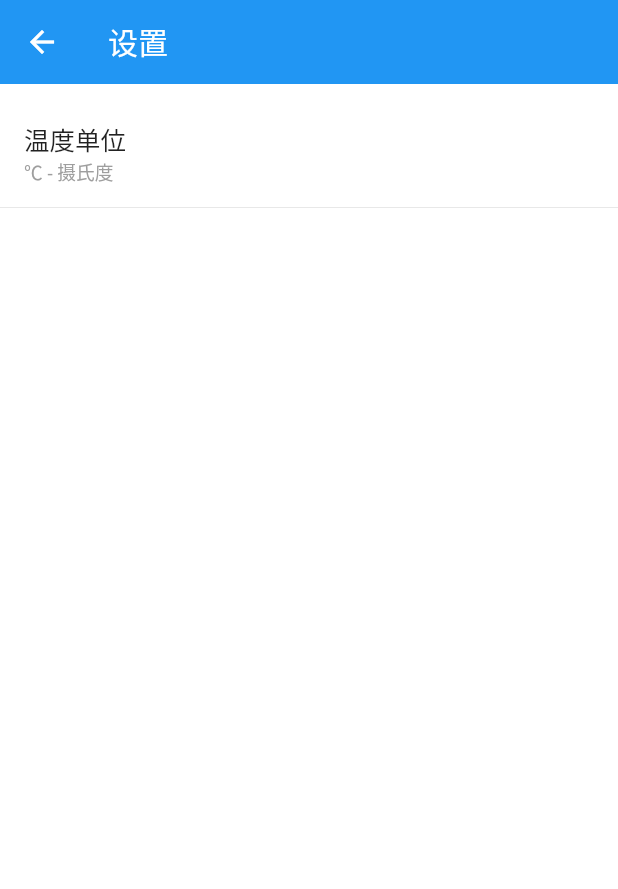
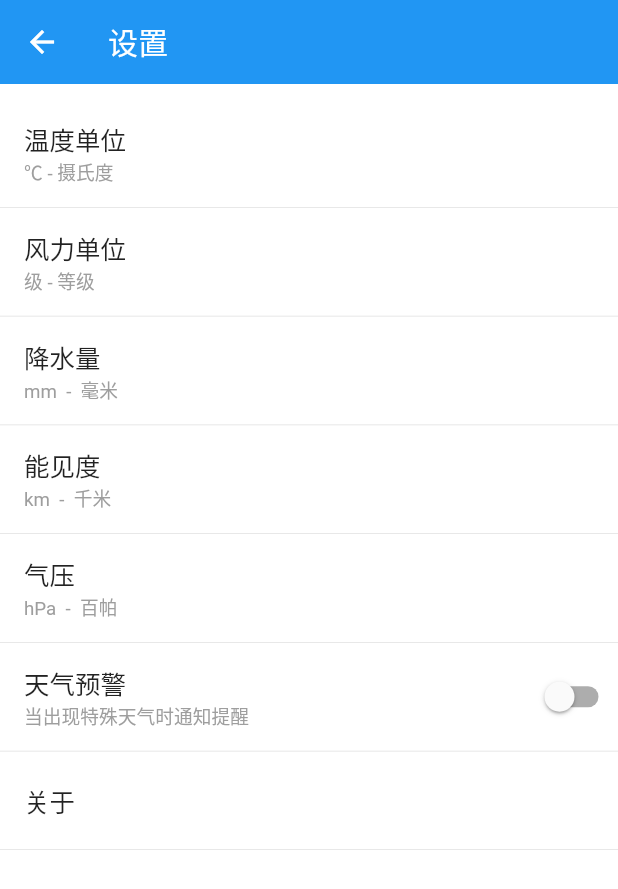
Before and after one commit to GaozyDev/CoolWeather2022, a Flutter app: the SettingPage screen opened by its route, on a phone screen of 412 x 824 dp. Shown: the top 889 px of the screen. Run offline on Flutter 3.47's test engine with Material 2 defaults, Android fonts, the phone set to English and light mode, and no system bars; our stand-ins replace fluttertoast, permission_handler, shared_preferences; missing offline and left inert: amap_flutter_location; accounts and stored records are empty.

Commit message:
完善设置界面

```diff
--- a/lib/page/SettingPage.dart
+++ b/lib/page/SettingPage.dart
@@ -51,6 +51,29 @@ class SettingPageState extends State<SettingPage> {
                 // todo 传方法不太好，最好传个 sp 的 key，以下相同
                 unitModel.setTemperatureUnit),
           ),
+          _unitRowWidget('风力单位', windUnitList.elementAt(unitModel.wind.index),
+              windUnitList, unitModel.setWindUnit),
+          _unitRowWidget(
+              '降水量',
+              rainfallUnitList.elementAt(unitModel.rainfall.index),
+              rainfallUnitList,
+              unitModel.setRainfallUnit),
+          _unitRowWidget(
+            '能见度',
+            visibilityUnitList.elementAt(unitModel.visibility.index),
+            visibilityUnitList,
+            unitModel.setVisibilityUnit,
+          ),
+          _unitRowWidget(
+            '气压',
+            airPressureUnitList.elementAt(unitModel.airPressure.index),
+            airPressureUnitList,
+            unitModel.setAirPressureUnit,
+          ),
+          _warnRowWidget(),
+          _dividerLayout(),
+          _aboutRowWidget(),
+          _dividerLayout()
         ],
       ),
     );
@@ -83,6 +106,65 @@ class SettingPageState extends State<SettingPage> {
       ),
       onTap: () {
         selectUnit(content, unitList, setUnit);
+      },
+    );
+  }
+
+  Widget _warnRowWidget() {
+    return InkWell(
+      child: Row(
+        mainAxisAlignment: MainAxisAlignment.spaceBetween,
+        children: [
+          Padding(
+            padding: const EdgeInsets.symmetric(horizontal: 16, vertical: 14),
+            child: Column(
+              crossAxisAlignment: CrossAxisAlignment.start,
+              children: const [
+                Text(
+                  '天气预警',
+                  style: TextStyle(fontSize: 17),
+                ),
+                Text('当出现特殊天气时通知提醒',
+                    style: TextStyle(fontSize: 12.5, color: Colors.grey))
+              ],
+            ),
+          ),
+          Switch(
+              value: isNotifyOpen,
+              activeColor: Colors.blue,
+              onChanged: (value) {
+                setState(() {
+                  isNotifyOpen = value;
+                  _updateSpData(Constant.spNotifyOpen, isNotifyOpen);
+                });
+              })
+        ],
+      ),
+      onTap: () {
+        setState(() {
+          isNotifyOpen = !isNotifyOpen;
+          _updateSpData(Constant.spNotifyOpen, isNotifyOpen);
+        });
+      },
+    );
+  }
+
+  _updateSpData(String key, bool value) async {
+    SharedPreferences prefs = await SharedPreferences.getInstance();
+    prefs.setBool(key, value);
+  }
+
+  Widget _aboutRowWidget() {
+    return InkWell(
+      child: const Padding(
+        padding: EdgeInsets.symmetric(horizontal: 16, vertical: 20),
+        child: Text(
+          '关于',
+          style: TextStyle(fontSize: 17),
+        ),
+      ),
+      onTap: () {
+        Navigator.of(context).pushNamed('about');
       },
     );
   }
```
